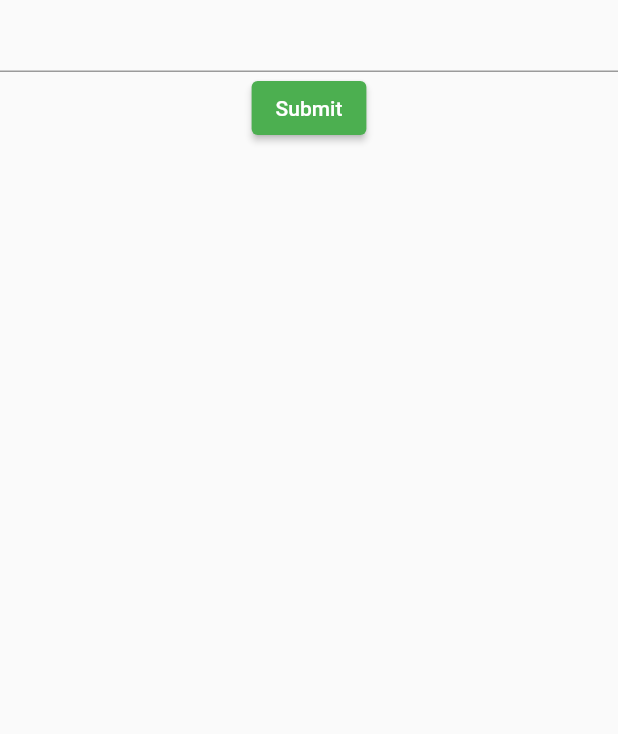
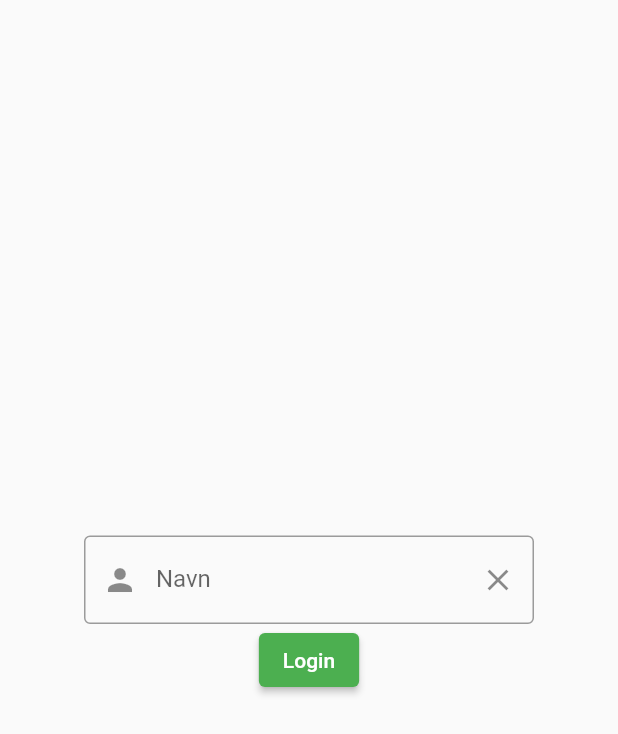
Before and after one commit to T1NK0/texas_holdem_app, a Flutter app: the LoginPage screen opened directly, on a phone screen of 412 x 824 dp. Shown: the top 734 px of the screen. Run offline on Flutter 3.47's test engine with Material 2 defaults, Android fonts, the phone set to English and light mode, and no system bars.

Commit message:
Login page setup complete.

```diff
--- /dev/null
+++ b/lib/model/user_model.dart
@@ -0,0 +1,5 @@
+class UserModel {
+  String username;
+
+  UserModel({required this.username});
+}
--- a/lib/pages/login.dart
+++ b/lib/pages/login.dart
@@ -10,47 +10,78 @@ class LoginPage extends StatefulWidget {
   }
 }
 
-// Define a corresponding State class.
-// This class holds data related to the form.
 class LoginPageState extends State<LoginPage> {
-  // Create a global key that uniquely identifies the Form widget
-  // and allows validation of the form.
-  //
-  // Note: This is a `GlobalKey<FormState>`,
-  // not a GlobalKey<LoginPageState>.
+  //Properties
   final _formKey = GlobalKey<FormState>();
+  final nameController = TextEditingController();
 
   @override
+  void initState() {
+    super.initState();
+  }
+
+  //Widget form
+  @override
   Widget build(BuildContext context) {
-    // Build a Form widget using the _formKey created above.
-    return Form(
+    return Scaffold(
+      body: Center(
+        child: Builder(
+          builder: (context) => FutureBuilder(
+              // future: clientService.getLoignToken(),
+              builder: (BuildContext context, snapshot) {
+            // if (!snapshot.hasData) {
+            //   return const CircularProgressIndicator();
+            // }
+            // _loginToken = 'Bearer ${snapshot.data}';
+            return Builder(
+              builder: (context) => Center(
+                child: Form(
                   key: _formKey,
-      child: Column(
-        children: <Widget>[
-          // Add TextFormFields and ElevatedButton here.
-          TextFormField(
-            // The validator receives the text that the user has entered.
-            validator: (value) {
-              if (value == null || value.isEmpty) {
-                return 'Please enter a username';
-              }
-              return null;
-            },
+                  child: Container(
+                    height: 110,
+                    width: 300,
+                    child: Column(children: [
+                      TextField(
+                        controller: nameController,
+                        decoration: InputDecoration(
+                          hintText: 'Angiv ønsket brugernavn',
+                          labelText: 'Navn',
+                          //Icon at stat of form
+                          prefixIcon: const Icon(Icons.person),
+
+                          //Icon to remove data
+                          suffixIcon: IconButton(
+                            icon: const Icon(Icons.close),
+                            onPressed: () => nameController.clear(),
+                          ),
+                          border: const OutlineInputBorder(),
+                        ),
+
+                        //Makes you able to choose already written names from the users history.
+                        keyboardType: TextInputType.name,
+
+                        //Makes you able to hit done in the bottom right on your keyboard.
+                        textInputAction: TextInputAction.done,
                       ),
                       ElevatedButton(
                         onPressed: () {
                           // Validate returns true if the form is valid, or false otherwise.
                           if (_formKey.currentState!.validate()) {
-                // If the form is valid, display a snackbar. In the real world,
-                // you'd often call a server or save the information in a database.
+                            // If the form is valid, display a snackbar.
                             ScaffoldMessenger.of(context).showSnackBar(
-                  const SnackBar(content: Text('Processing Data')),
+                              const SnackBar(content: Text('Logger ind')),
                             );
                           }
                         },
-            child: const Text('Submit'),
+                        child: const Text('Login'),
                       ),
-        ],
+                    ]),
+                  ),
+                ),
+              ),
+            );
+          }),
+        ),
       ),
     );
   }
```
Also changed, not shown: lib/main.dart (+7 -12 lines), lib/services/http_service.dart (added, +9 -0 lines), lib/widgets/LoginForm.dart (deleted, +0 -46 lines). Lines whose indentation alone changed are shown as unchanged.
